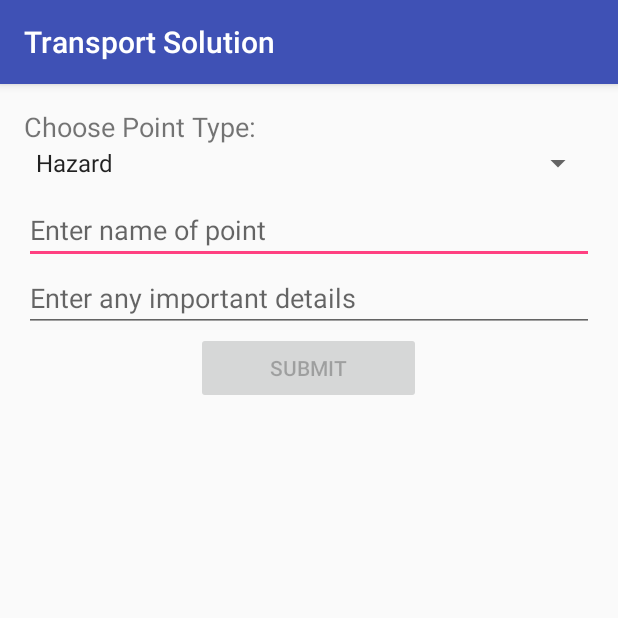
After one commit to HasNate618/1050-Transport-App, an Android app: the SubmitActivity screen opened directly, with no data from a screen before it, on a phone screen of 412 x 824 dp, the top half of it. The commit adds this screen. Run offline under Robolectric (Android 15) with nearby library versions, the phone set to English and light mode, and no system bars.

Commit message:
add crowdsourcing

```diff
--- a/app/src/main/java/com/here/routing/PointOfInterest.java
+++ b/app/src/main/java/com/here/routing/PointOfInterest.java
@@ -42,6 +42,9 @@ public class PointOfInterest {
             case "touchPoint":
                 markerImage = R.drawable.green_dot;
                 lastTouchPoint = this;
+                break;
+            case "people":
+                markerImage = R.drawable.red_dot;
                 break;
         }
 
--- /dev/null
+++ b/app/src/main/java/com/here/routing/SubmitActivity.java
@@ -0,0 +1,82 @@
+package com.here.routing;
+
+import static android.app.Activity.RESULT_OK;
+
+import android.content.Intent;
+import android.os.Bundle;
+import android.support.v7.app.AppCompatActivity;
+import android.text.Editable;
+import android.text.TextWatcher;
+import android.widget.ArrayAdapter;
+import android.widget.Button;
+import android.widget.EditText;
+import android.widget.Spinner;
+
+public class SubmitActivity extends AppCompatActivity {
+    private EditText titleInput, descriptionInput;
+    private Button submitButton;
+    Spinner spinner;
+
+    @Override
+    protected void onCreate(Bundle savedInstanceState) {
+        super.onCreate(savedInstanceState);
+        setContentView(R.layout.activity_submit);
+
+        // Initialize views
+        titleInput = findViewById(R.id.titleInput);
+        descriptionInput = findViewById(R.id.descriptionInput);
+        submitButton = findViewById(R.id.submitButton);
+        spinner = findViewById(R.id.typeSpinner);
+
+        // Set up the spinner
+        ArrayAdapter<CharSequence> adapter = ArrayAdapter.createFromResource(
+                this,
+                R.array.PointTypeArray,
+                android.R.layout.simple_spinner_item
+        );
+        adapter.setDropDownViewResource(android.R.layout.simple_spinner_dropdown_item);
+        spinner.setAdapter(adapter);
+
+        // Initially disable the submit button
+        submitButton.setEnabled(false);
+
+        // Add listeners to text fields
+        TextWatcher textWatcher = new TextWatcher() {
+            @Override
+            public void beforeTextChanged(CharSequence s, int start, int count, int after) {}
+
+            @Override
+            public void onTextChanged(CharSequence s, int start, int before, int count) {
+                checkFields();
+            }
+
+            @Override
+            public void afterTextChanged(Editable s) {}
+        };
+
+        titleInput.addTextChangedListener(textWatcher);
+        descriptionInput.addTextChangedListener(textWatcher);
+
+        // Handle the submit button click
+        submitButton.setOnClickListener(v -> {
+            String title = titleInput.getText().toString();
+            String description = descriptionInput.getText().toString();
+            int type = spinner.getSelectedItemPosition();
+
+            Intent resultIntent = new Intent();
+            resultIntent.putExtra("title", title);
+            resultIntent.putExtra("description", description);
+            resultIntent.putExtra("type", type);
+            setResult(RESULT_OK, resultIntent);
+            finish();
+        });
+    }
+
+    // Enable button if both fields are not empty
+    private void checkFields() {
+        String title = titleInput.getText().toString().trim();
+        String description = descriptionInput.getText().toString().trim();
+
+        submitButton.setEnabled(!title.isEmpty() && !description.isEmpty());
+    }
+}
--- /dev/null
+++ b/app/src/main/res/layout/activity_submit.xml
@@ -0,0 +1,37 @@
+<LinearLayout xmlns:android="http://schemas.android.com/apk/res/android"
+    android:layout_width="match_parent"
+    android:layout_height="match_parent"
+    android:orientation="vertical"
+    android:padding="16dp">
+
+    <TextView
+        android:layout_width="wrap_content"
+        android:layout_height="wrap_content"
+        android:text="Choose Point Type:"
+        android:textSize="18dp"/>
+
+    <Spinner
+        android:id="@+id/typeSpinner"
+        android:layout_width="match_parent"
+        android:layout_height="wrap_content"
+        android:layout_marginBottom="10dp"/>
+
+    <EditText
+        android:id="@+id/titleInput"
+        android:layout_width="match_parent"
+        android:layout_height="wrap_content"
+        android:hint="Enter name of point" />
+
+    <EditText
+        android:id="@+id/descriptionInput"
+        android:layout_width="match_parent"
+        android:layout_height="wrap_content"
+        android:hint="Enter any important details" />
+
+    <Button
+        android:id="@+id/submitButton"
+        android:layout_width="150dp"
+        android:layout_height="wrap_content"
+        android:layout_gravity="center"
+        android:text="Submit" />
+</LinearLayout>
--- a/app/src/main/res/values/strings.xml
+++ b/app/src/main/res/values/strings.xml
@@ -1,3 +1,8 @@
 <resources>
     <string name="app_name">Transport Solution</string>
+
+    <string-array name="PointTypeArray">
+        <item>Hazard</item>
+        <item>Person(s) in danger</item>
+    </string-array>
 </resources>
```
Also changed, not shown: app/src/main/AndroidManifest.xml (+7 -4 lines), app/src/main/java/com/here/routing/MainActivity.java (+10 -0 lines), app/src/main/java/com/here/routing/RoutingExample.java (+35 -29 lines).
